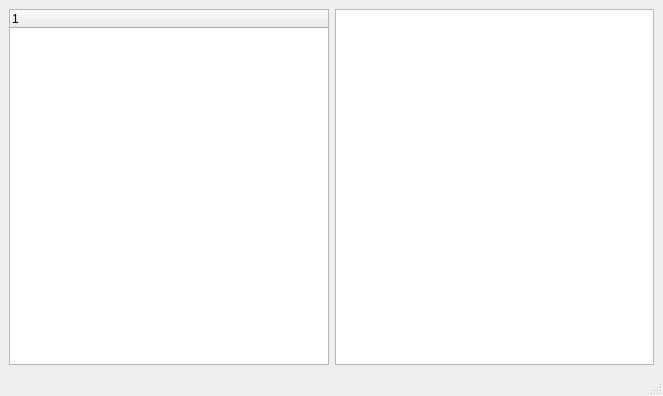
The window that mainwindow.ui (JonathanGzzBen/notark) describes before a commit, drawn with Qt 5.
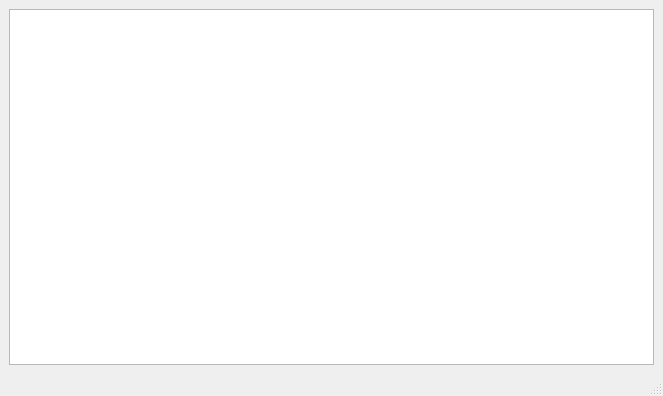
The same window after the commit. Custom widgets are drawn as their Qt base class.

Commit message: Replace QTreeWidget with QTreeView with QFileSystemModel

Patch:
```diff
--- a/mainwindow.ui
+++ b/mainwindow.ui
@@ -21,15 +21,6 @@
     </sizepolicy>
    </property>
    <layout class="QHBoxLayout" name="horizontalLayout">
-    <item>
-     <widget class="QTreeWidget" name="fileExplorerTreeWidget">
-      <column>
-       <property name="text">
-        <string notr="true">1</string>
-       </property>
-      </column>
-     </widget>
-    </item>
     <item>
      <widget class="QMarkdownTextEdit" name="plainTextEdit"/>
     </item>
```
The commit also changes 1 other file.
